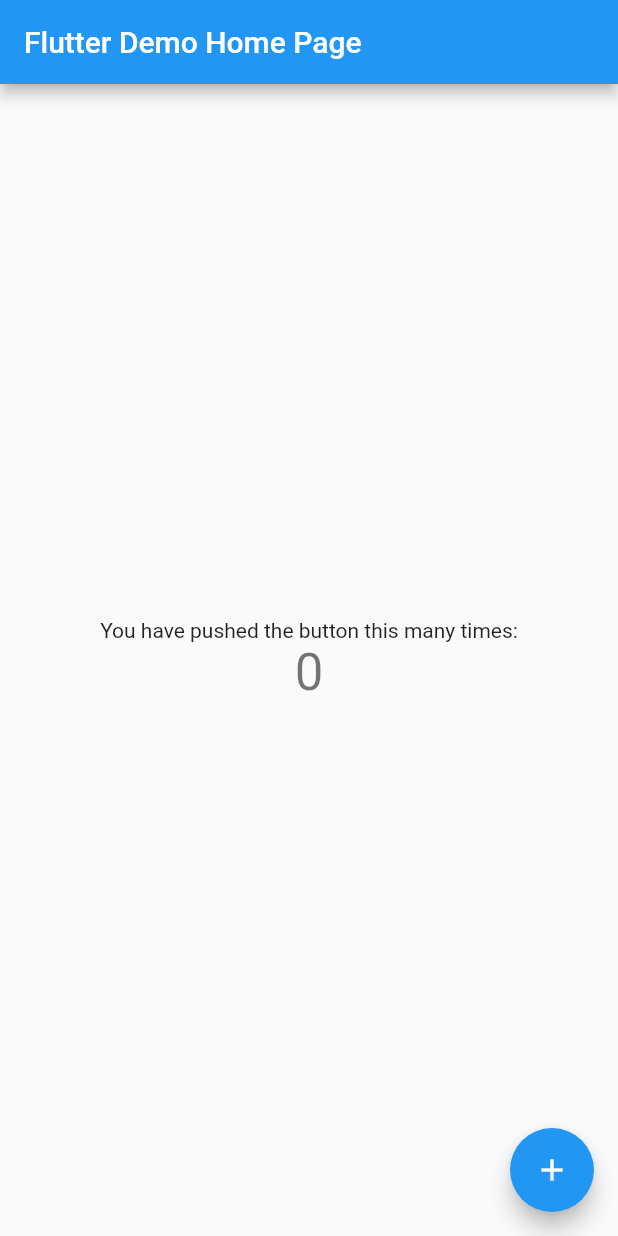
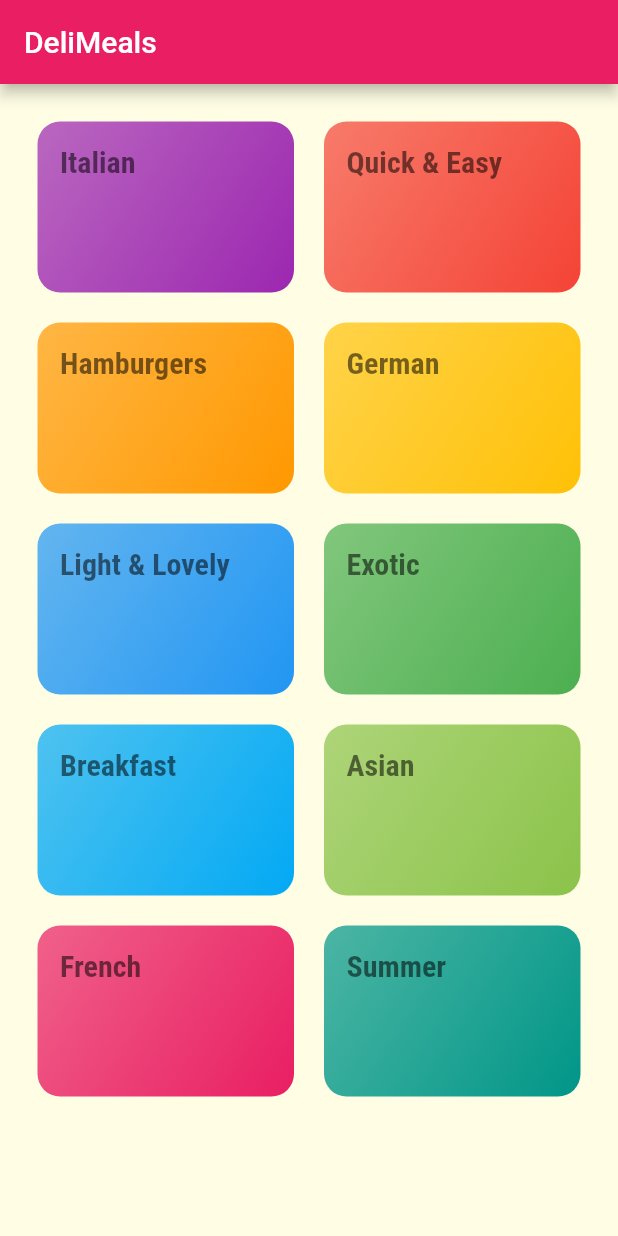
Before and after one commit to Tru0ngPH/meals_app, a Flutter app: the screen it shows after launch, on a phone screen of 412 x 824 dp. Run offline on Flutter 3.47's test engine with Material 2 defaults, Android fonts, the phone set to English and light mode, and no system bars.

Commit message:
build categories screen,build category Item, build category meal screen with Navigator, configuration fonts, configuration ThemeData

```diff
--- /dev/null
+++ b/lib/categories_screen.dart
@@ -0,0 +1,33 @@
+import 'package:flutter/material.dart';
+import './widgets/category_item.dart';
+import './dummy_category.dart';
+
+class CategoryScreen extends StatelessWidget {
+  const CategoryScreen({Key? key}) : super(key: key);
+
+  @override
+  Widget build(BuildContext context) {
+    return Scaffold(
+      appBar: AppBar(
+        title: const Text('DeliMeals'),
+      ),
+      body: GridView(
+        padding: const EdgeInsets.all(25),
+        gridDelegate: const SliverGridDelegateWithMaxCrossAxisExtent(
+          maxCrossAxisExtent: 300,
+          childAspectRatio: 3 / 2,
+          crossAxisSpacing: 20,
+          mainAxisSpacing: 20,
+        ),
+        children: dummyCategory
+            .map((catData) => CategoryItem(
+                  title: catData.title,
+                  color: catData.color != null
+                      ? catData.color as Color
+                      : Colors.white,
+                ))
+            .toList(),
+      ),
+    );
+  }
+}
--- /dev/null
+++ b/lib/category_meal_screen.dart
@@ -0,0 +1,17 @@
+import 'package:flutter/material.dart';
+
+class CategoryMealScreen extends StatelessWidget {
+  const CategoryMealScreen({Key? key}) : super(key: key);
+
+  @override
+  Widget build(BuildContext context) {
+    return Scaffold(
+      appBar: AppBar(
+        title: Text('title'),
+      ),
+      body: Center(
+        child: Text('body'),
+      ),
+    );
+  }
+}
--- /dev/null
+++ b/lib/dummy_category.dart
@@ -0,0 +1,55 @@
+import 'package:flutter/material.dart';
+import './models/category.dart';
+
+const dummyCategory = [
+  Category(
+    id: 'c1',
+    title: 'Italian',
+    color: Colors.purple,
+  ),
+  Category(
+    id: 'c2',
+    title: 'Quick & Easy',
+    color: Colors.red,
+  ),
+  Category(
+    id: 'c3',
+    title: 'Hamburgers',
+    color: Colors.orange,
+  ),
+  Category(
+    id: 'c4',
+    title: 'German',
+    color: Colors.amber,
+  ),
+  Category(
+    id: 'c5',
+    title: 'Light & Lovely',
+    color: Colors.blue,
+  ),
+  Category(
+    id: 'c6',
+    title: 'Exotic',
+    color: Colors.green,
+  ),
+  Category(
+    id: 'c7',
+    title: 'Breakfast',
+    color: Colors.lightBlue,
+  ),
+  Category(
+    id: 'c8',
+    title: 'Asian',
+    color: Colors.lightGreen,
+  ),
+  Category(
+    id: 'c9',
+    title: 'French',
+    color: Colors.pink,
+  ),
+  Category(
+    id: 'c10',
+    title: 'Summer',
+    color: Colors.teal,
+  ),
+];
--- a/lib/main.dart
+++ b/lib/main.dart
@@ -1,4 +1,5 @@
 import 'package:flutter/material.dart';
+import './categories_screen.dart';
 
 void main() {
   runApp(const MyApp());
@@ -13,103 +14,26 @@ class MyApp extends StatelessWidget {
     return MaterialApp(
       title: 'Flutter Demo',
       theme: ThemeData(
-        // This is the theme of your application.
-        //
-        // Try running your application with "flutter run". You'll see the
-        // application has a blue toolbar. Then, without quitting the app, try
-        // changing the primarySwatch below to Colors.green and then invoke
-        // "hot reload" (press "r" in the console where you ran "flutter run",
-        // or simply save your changes to "hot reload" in a Flutter IDE).
-        // Notice that the counter didn't reset back to zero; the application
-        // is not restarted.
-        primarySwatch: Colors.blue,
+        canvasColor: const Color.fromRGBO(255, 254, 229, 1),
+        fontFamily: 'Raleway',
+        textTheme: ThemeData.light().textTheme.copyWith(
+              bodyText1: const TextStyle(
+                color: Color.fromRGBO(20, 51, 51, 1),
+              ),
+              bodyText2: const TextStyle(
+                color: Color.fromRGBO(20, 51, 51, 1),
+                fontFamily: 'RobotoCondensed',
+              ),
+              caption: const TextStyle(
+                fontWeight: FontWeight.bold,
+                fontSize: 20,
+                fontFamily: 'RobotoCondensed',
+              ),
+            ),
+        colorScheme: ColorScheme.fromSwatch(primarySwatch: Colors.pink)
+            .copyWith(secondary: Colors.amber),
       ),
-      home: const MyHomePage(title: 'Flutter Demo Home Page'),
+      home: const CategoryScreen(),
     );
   }
 }
-
-class MyHomePage extends StatefulWidget {
-  const MyHomePage({Key? key, required this.title}) : super(key: key);
-
-  // This widget is the home page of your application. It is stateful, meaning
-  // that it has a State object (defined below) that contains fields that affect
-  // how it looks.
-
-  // This class is the configuration for the state. It holds the values (in this
-  // case the title) provided by the parent (in this case the App widget) and
-  // used by the build method of the State. Fields in a Widget subclass are
-  // always marked "final".
-
-  final String title;
-
-  @override
-  State<MyHomePage> createState() => _MyHomePageState();
-}
-
-class _MyHomePageState extends State<MyHomePage> {
-  int _counter = 0;
-
-  void _incrementCounter() {
-    setState(() {
-      // This call to setState tells the Flutter framework that something has
-      // changed in this State, which causes it to rerun the build method below
-      // so that the display can reflect the updated values. If we changed
-      // _counter without calling setState(), then the build method would not be
-      // called again, and so nothing would appear to happen.
-      _counter++;
-    });
-  }
-
-  @override
-  Widget build(BuildContext context) {
-    // This method is rerun every time setState is called, for instance as done
-    // by the _incrementCounter method above.
-    //
-    // The Flutter framework has been optimized to make rerunning build methods
-    // fast, so that you can just rebuild anything that needs updating rather
-    // than having to individually change instances of widgets.
-    return Scaffold(
-      appBar: AppBar(
-        // Here we take the value from the MyHomePage object that was created by
-        // the App.build method, and use it to set our appbar title.
-        title: Text(widget.title),
-      ),
-      body: Center(
-        // Center is a layout widget. It takes a single child and positions it
-        // in the middle of the parent.
-        child: Column(
-          // Column is also a layout widget. It takes a list of children and
-          // arranges them vertically. By default, it sizes itself to fit its
-          // children horizontally, and tries to be as tall as its parent.
-          //
-          // Invoke "debug painting" (press "p" in the console, choose the
-          // "Toggle Debug Paint" action from the Flutter Inspector in Android
-          // Studio, or the "Toggle Debug Paint" command in Visual Studio Code)
-          // to see the wireframe for each widget.
-          //
-          // Column has various properties to control how it sizes itself and
-          // how it positions its children. Here we use mainAxisAlignment to
-          // center the children vertically; the main axis here is the vertical
-          // axis because Columns are vertical (the cross axis would be
-          // horizontal).
-          mainAxisAlignment: MainAxisAlignment.center,
-          children: <Widget>[
-            const Text(
-              'You have pushed the button this many times:',
-            ),
-            Text(
-              '$_counter',
-              style: Theme.of(context).textTheme.headline4,
-            ),
-          ],
-        ),
-      ),
-      floatingActionButton: FloatingActionButton(
-        onPressed: _incrementCounter,
-        tooltip: 'Increment',
-        child: const Icon(Icons.add),
-      ), // This trailing comma makes auto-formatting nicer for build methods.
-    );
-  }
-}
--- /dev/null
+++ b/lib/models/category.dart
@@ -0,0 +1,13 @@
+import 'package:flutter/material.dart';
+
+class Category {
+  final String id;
+  final String title;
+  final Color? color;
+
+  const Category({
+    required this.id,
+    required this.title,
+    this.color = Colors.pinkAccent,
+  });
+}
--- /dev/null
+++ b/lib/widgets/category_item.dart
@@ -0,0 +1,39 @@
+import 'package:flutter/material.dart';
+import 'package:meals_app/category_meal_screen.dart';
+
+class CategoryItem extends StatelessWidget {
+  const CategoryItem({
+    Key? key,
+    required this.title,
+    required this.color,
+  }) : super(key: key);
+
+  final String title;
+  final Color color;
+
+  void selectCategory(BuildContext context) {
+    Navigator.of(context).push(
+      MaterialPageRoute(builder: (_) => CategoryMealScreen()),
+    );
+  }
+
+  @override
+  Widget build(BuildContext context) {
+    return InkWell(
+      splashColor: Theme.of(context).primaryColor,
+      onTap: () => selectCategory(context),
+      child: Container(
+        padding: const EdgeInsets.all(15),
+        child: Text(title, style: Theme.of(context).textTheme.caption),
+        decoration: BoxDecoration(
+          gradient: LinearGradient(
+            colors: [color.withOpacity(0.7), color],
+            begin: Alignment.topLeft,
+            end: Alignment.bottomRight,
+          ),
+          borderRadius: BorderRadius.circular(15),
+        ),
+      ),
+    );
+  }
+}
```
Also changed, not shown: pubspec.yaml (+20 -9 lines), assets/fonts/Raleway-Black.ttf (added), assets/fonts/Raleway-Bold.ttf (added), assets/fonts/Raleway-Regular.ttf (added), assets/fonts/RobotoCondensed-Bold.ttf (added), assets/fonts/RobotoCondensed-Italic.ttf (added), assets/fonts/RobotoCondensed-Light.ttf (added), assets/fonts/RobotoCondensed-Regular.ttf (added).
